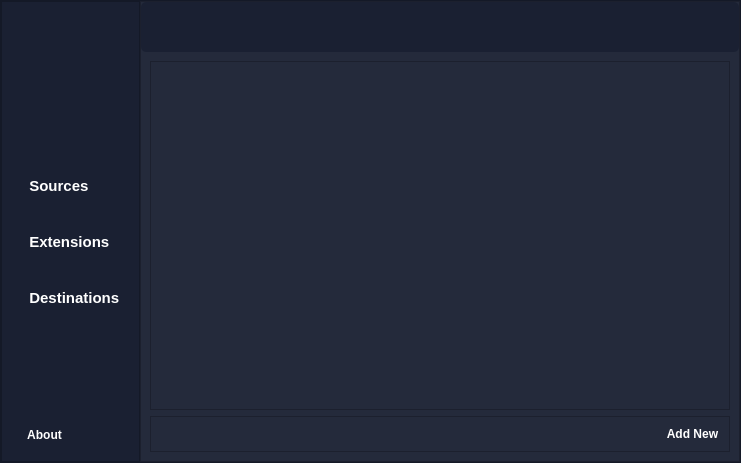
Above: UI/pathfinder-main.ui from AndreaMalloni/Pathfinder before the change. Below: the same form after it.
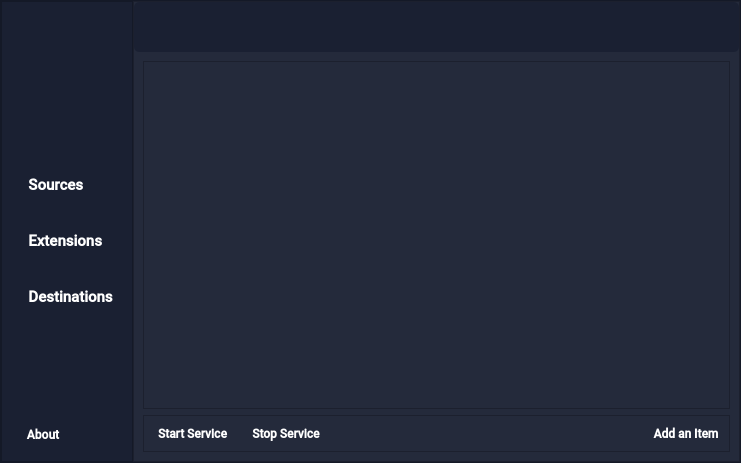
That is the form after the change. Icons and pictures are not drawn.

Commit message: resource update, UI changes, added service activity control

The edit to the form file:
```diff
--- a/UI/pathfinder-main.ui
+++ b/UI/pathfinder-main.ui
@@ -69,7 +69,7 @@
         <widget class="QFrame" name="sidebarFrame">
          <property name="maximumSize">
           <size>
-           <width>165</width>
+           <width>170</width>
            <height>16777215</height>
           </size>
          </property>
@@ -156,6 +156,7 @@
             </property>
             <property name="font">
              <font>
+              <family>Roboto Medium</family>
               <pointsize>11</pointsize>
               <weight>75</weight>
               <bold>true</bold>
@@ -232,6 +233,7 @@
             </property>
             <property name="font">
              <font>
+              <family>Roboto Medium</family>
               <pointsize>11</pointsize>
               <weight>75</weight>
               <bold>true</bold>
@@ -297,6 +299,7 @@
             </property>
             <property name="font">
              <font>
+              <family>Roboto Medium</family>
               <pointsize>11</pointsize>
               <weight>75</weight>
               <bold>true</bold>
@@ -554,6 +557,7 @@
             </property>
             <property name="font">
              <font>
+              <family>Roboto Medium</family>
               <weight>75</weight>
               <bold>true</bold>
              </font>
@@ -938,7 +942,7 @@
                    <rect>
                     <x>0</x>
                     <y>0</y>
-                    <width>555</width>
+                    <width>550</width>
                     <height>345</height>
                    </rect>
                   </property>
@@ -981,6 +985,96 @@
                <property name="bottomMargin">
                 <number>0</number>
                </property>
+               <item>
+                <widget class="QPushButton" name="startButton">
+                 <property name="font">
+                  <font>
+                   <family>Roboto Medium</family>
+                   <weight>75</weight>
+                   <bold>true</bold>
+                  </font>
+                 </property>
+                 <property name="styleSheet">
+                  <string notr="true">QPushButton
+{
+color: rgb(255, 255, 255);
+border-radius: 5px;
+text-align: center;
+padding: 10px;
+}
+
+QPushButton:hover
+{
+color:rgb(255, 255, 255);
+border-radius: 5px;
+text-align: center;
+padding: 10px;
+background-color: rgb(26, 32, 50);
+}
+
+QPushButton:disabled
+{
+color: rgb(142, 142, 142);
+border-radius: 5px;
+text-align: center;
+padding: 10px;
+}</string>
+                 </property>
+                 <property name="text">
+                  <string> Start Service</string>
+                 </property>
+                 <property name="icon">
+                  <iconset>
+                   <normalon>:/icons/play-button.ico</normalon>
+                  </iconset>
+                 </property>
+                </widget>
+               </item>
+               <item>
+                <widget class="QPushButton" name="stopButton">
+                 <property name="font">
+                  <font>
+                   <family>Roboto Medium</family>
+                   <weight>75</weight>
+                   <bold>true</bold>
+                  </font>
+                 </property>
+                 <property name="styleSheet">
+                  <string notr="true">QPushButton
+{
+color: rgb(255, 255, 255);
+border-radius: 5px;
+text-align: center;
+padding: 10px;
+}
+
+QPushButton:hover
+{
+color:rgb(255, 255, 255);
+border-radius: 5px;
+text-align: center;
+padding: 10px;
+background-color: rgb(26, 32, 50);
+}
+
+QPushButton:disabled
+{
+color: rgb(142, 142, 142);
+border-radius: 5px;
+text-align: center;
+padding: 10px;
+}</string>
+                 </property>
+                 <property name="text">
+                  <string> Stop Service</string>
+                 </property>
+                 <property name="icon">
+                  <iconset>
+                   <normalon>:/icons/stop-button.ico</normalon>
+                  </iconset>
+                 </property>
+                </widget>
+               </item>
                <item>
                 <spacer name="horizontalSpacer">
                  <property name="orientation">
@@ -1010,6 +1104,7 @@
                  </property>
                  <property name="font">
                   <font>
+                   <family>Roboto Medium</family>
                    <weight>75</weight>
                    <bold>true</bold>
                   </font>
@@ -1047,7 +1142,7 @@
 }</string>
                  </property>
                  <property name="text">
-                  <string> Add New</string>
+                  <string> Add an Item</string>
                  </property>
                  <property name="icon">
                   <iconset>
```
The commit also changes 18 other files.
